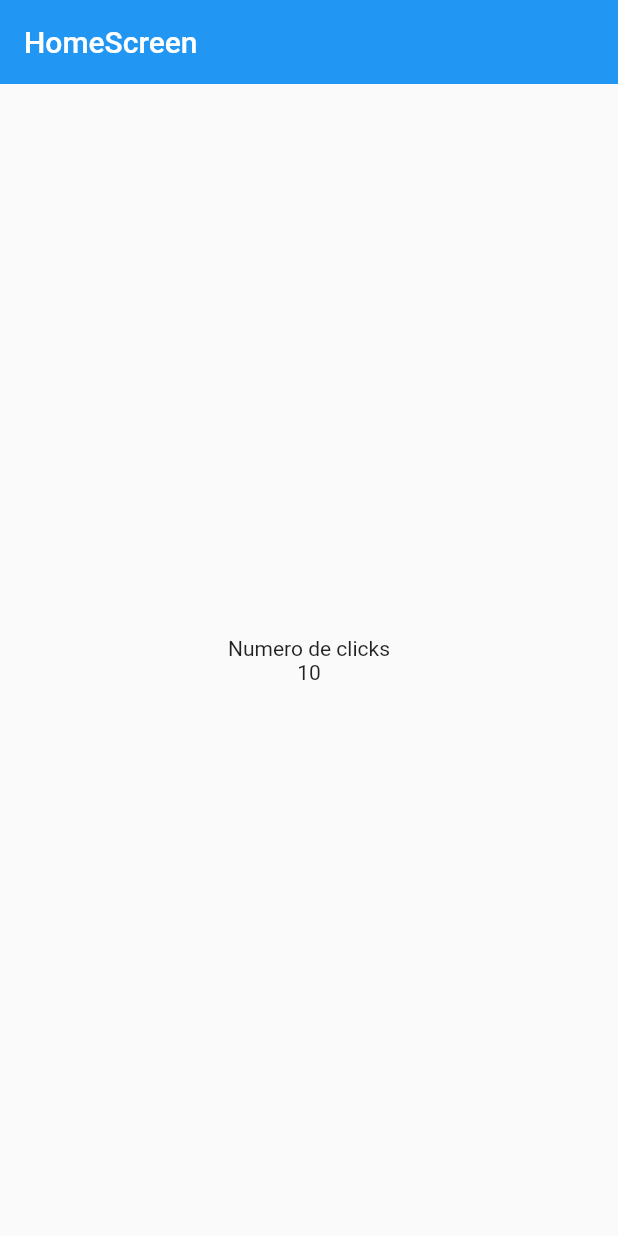
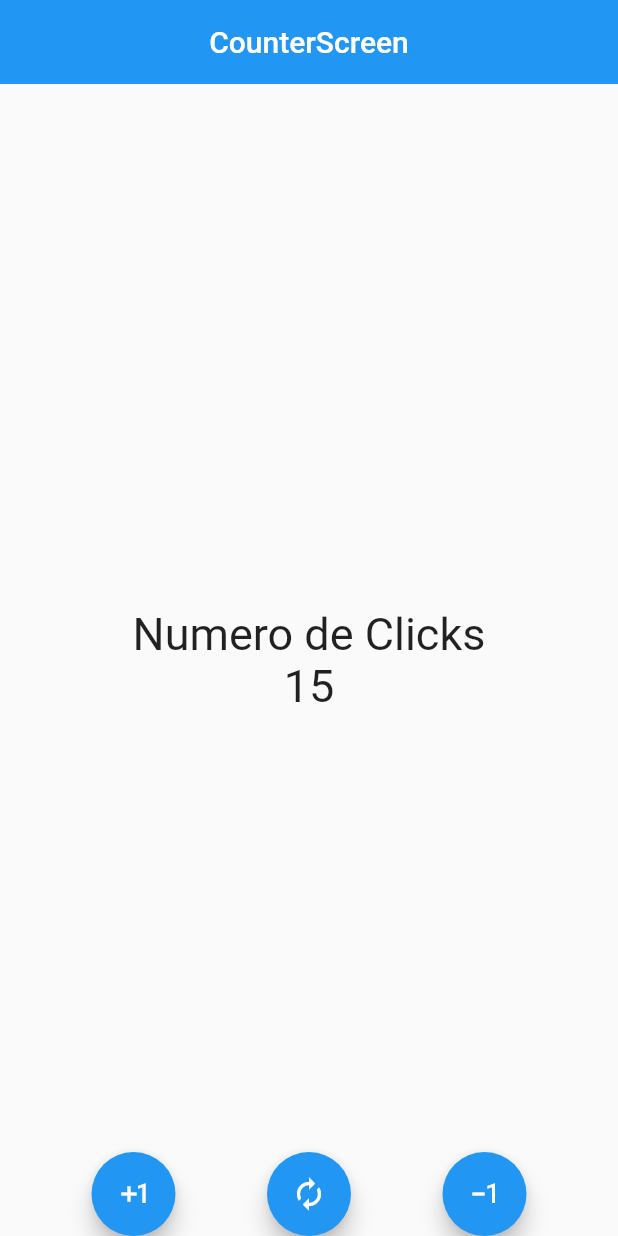
Before and after one commit to brayanzul/Counter_App, a Flutter app: the screen it shows after launch, on a phone screen of 412 x 824 dp. Run offline on Flutter 3.47's test engine with Material 2 defaults, Android fonts, the phone set to English and light mode, and no system bars.

Commit message:
Counter StatelessWidget and StatefulWidget

```diff
--- /dev/null
+++ b/lib/counter_screen.dart
@@ -0,0 +1,98 @@
+import 'package:flutter/material.dart';
+
+class CounterScreen extends StatefulWidget {
+
+  const CounterScreen({super.key});
+
+  @override
+  State<CounterScreen> createState() => _CounterScreenState();
+}
+
+class _CounterScreenState extends State<CounterScreen> {
+
+  int counter = 15;
+
+  void increase() {
+    counter++;
+    setState(() {});
+  }
+
+  void reset() {
+    counter = 0;
+    setState(() {});
+  }
+
+  void decrease() {
+    counter--;
+    setState(() {});
+  }
+
+  @override
+  Widget build(BuildContext context) {
+
+    const fontSize30 = TextStyle( fontSize: 30 );
+
+
+    return Scaffold(
+      appBar: AppBar(
+        centerTitle: true,
+        title: const Text('CounterScreen'),
+        elevation: 0,
+      ),
+      body: Center(
+        child: Column(
+              mainAxisAlignment: MainAxisAlignment.center,
+              children: [
+                const Text('Numero de Clicks', style: fontSize30 ),
+                Text('$counter',  style: fontSize30 )
+              ],
+            ),
+      ),
+      floatingActionButtonLocation: FloatingActionButtonLocation.centerDocked,
+      floatingActionButton: CustomFloatingActions(
+         increaseFn: increase,
+         resetFn: reset,
+         decreaseFn: decrease,
+      ),
+    );
+  }
+}
+
+class CustomFloatingActions extends StatelessWidget {
+
+  final Function increaseFn;
+  final Function resetFn;
+  final Function decreaseFn;
+
+  const CustomFloatingActions({
+    Key? key,
+    required this.increaseFn,
+    required this.decreaseFn,
+    required this.resetFn,
+  }) : super(key: key);
+
+  @override
+  Widget build(BuildContext context) {
+    return Row(
+      mainAxisAlignment: MainAxisAlignment.spaceEvenly,
+      children: [
+
+        FloatingActionButton(
+          child: const Icon(Icons.exposure_plus_1_outlined),
+          onPressed: () => increaseFn(),
+        ),
+
+        FloatingActionButton(
+          child: const Icon(Icons.autorenew_outlined),
+          onPressed: () => resetFn(),
+        ),
+
+        FloatingActionButton(
+          child: const Icon(Icons.exposure_minus_1_outlined),
+          onPressed: () => decreaseFn(),
+        ),
+
+      ],
+    );
+  }
+}
--- a/lib/main.dart
+++ b/lib/main.dart
@@ -1,4 +1,5 @@
-import 'package:counter_app/screens/home_screen.dart';
+import 'package:counter_app/counter_screen.dart';
+//import 'package:counter_app/screens/home_screen.dart';
 
 import 'package:flutter/material.dart';
 
@@ -14,7 +15,8 @@ class MyApp extends StatelessWidget {
   Widget build(BuildContext context) {
     return const MaterialApp(
       debugShowCheckedModeBanner: false,
-      home: HomeScreen()
+      //home: HomeScreen()
+      home: CounterScreen()
     );
   }
 
```
Also changed, not shown: lib/screens/home_screen.dart (+17 -4 lines).
